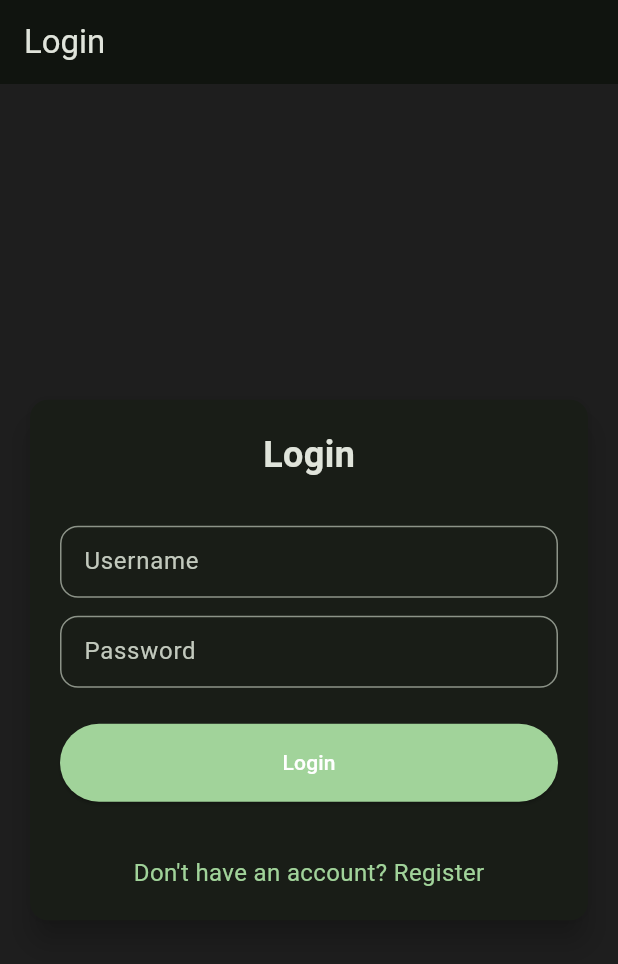
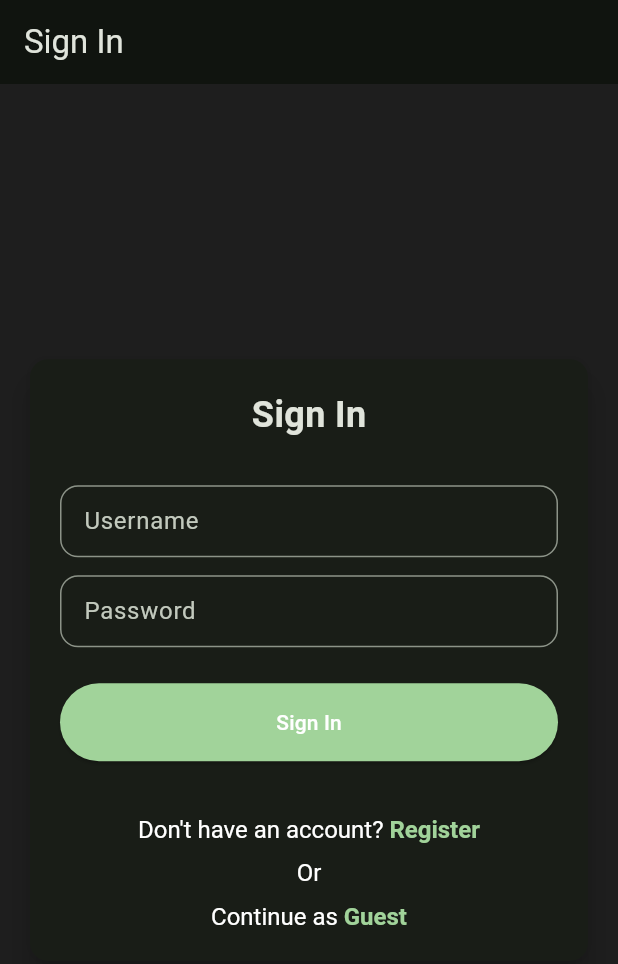
Before and after one commit to pbp-kelompok-a9/NobarPedia-mobile, a Flutter app: the screen it shows after launch, on a phone screen of 412 x 824 dp. Shown: the top 964 px of the screen. Run offline on Flutter 3.47's test engine with Material 3 defaults, Android fonts, the light colour scheme and no system bars; missing offline and left inert: pbp_django_auth.

```diff
--- a/lib/account/screens/login.dart
+++ b/lib/account/screens/login.dart
@@ -1,3 +1,4 @@
+import 'package:flutter/gestures.dart';
 import 'package:nobarpedia_mobile/config.dart';
 import 'package:nobarpedia_mobile/homepage/menu.dart';
 import 'package:flutter/material.dart';
@@ -43,7 +44,7 @@ class _LoginPageState extends State<LoginPage> {
     final request = context.watch<CookieRequest>();
 
     return Scaffold(
-      appBar: AppBar(title: const Text('Login')),
+      appBar: AppBar(title: const Text('Sign In')),
       body: Center(
         child: SingleChildScrollView(
           padding: const EdgeInsets.all(16.0),
@@ -58,7 +59,7 @@ class _LoginPageState extends State<LoginPage> {
                 mainAxisSize: MainAxisSize.min,
                 children: [
                   const Text(
-                    'Login',
+                    'Sign In',
                     style: TextStyle(
                       fontSize: 24.0,
                       fontWeight: FontWeight.bold,
@@ -154,24 +155,63 @@ class _LoginPageState extends State<LoginPage> {
                       backgroundColor: Theme.of(context).colorScheme.primary,
                       padding: const EdgeInsets.symmetric(vertical: 16.0),
                     ),
-                    child: const Text('Login'),
+                    child: const Text('Sign In'),
                   ),
                   const SizedBox(height: 36.0),
-                  GestureDetector(
-                    onTap: () {
-                      Navigator.push(
+                  RichText(
+                    text: TextSpan(
+                      style: TextStyle(color: Colors.white, fontSize: 16.0),
+                      children: [
+                        const TextSpan(text: "Don't have an account? "),
+                        TextSpan(
+                          text: "Register",
+                          style: TextStyle(
+                            color: Theme.of(context).colorScheme.primary,
+                            fontWeight: FontWeight.bold,
+                          ),
+                          recognizer: TapGestureRecognizer()
+                            ..onTap = () {
+                              Navigator.pushReplacement(
                                 context,
                                 MaterialPageRoute(
                                   builder: (context) => const RegisterPage(),
                                 ),
                               );
                             },
-                    child: Text(
-                      'Don\'t have an account? Register',
+                        ),
+                      ],
+                    ),
+                  ),
+                  const SizedBox(height: 10.0),
+                  RichText(
+                    text: TextSpan(
+                      style: TextStyle(color: Colors.white, fontSize: 16.0),
+                      children: [ const TextSpan(text: "Or") ],
+                    ),
+                  ),
+                  const SizedBox(height: 10.0),
+                  RichText(
+                    text: TextSpan(
+                      style: TextStyle(color: Colors.white, fontSize: 16.0),
+                      children: [
+                        const TextSpan(text: "Continue as "),
+                        TextSpan(
+                          text: "Guest",
                           style: TextStyle(
                             color: Theme.of(context).colorScheme.primary,
-                        fontSize: 16.0,
+                            fontWeight: FontWeight.bold,
                           ),
+                          recognizer: TapGestureRecognizer()
+                            ..onTap = () {
+                              Navigator.pushReplacement(
+                                context,
+                                MaterialPageRoute(
+                                  builder: (context) => MyHomePage(),
+                                ),
+                              );
+                            },
+                        ),
+                      ],
                     ),
                   ),
                 ],
```
Also changed, not shown: lib/account/screens/register.dart (+59 -6 lines), lib/widgets/left_drawer.dart (+50 -12 lines). Lines whose indentation alone changed are shown as unchanged.
